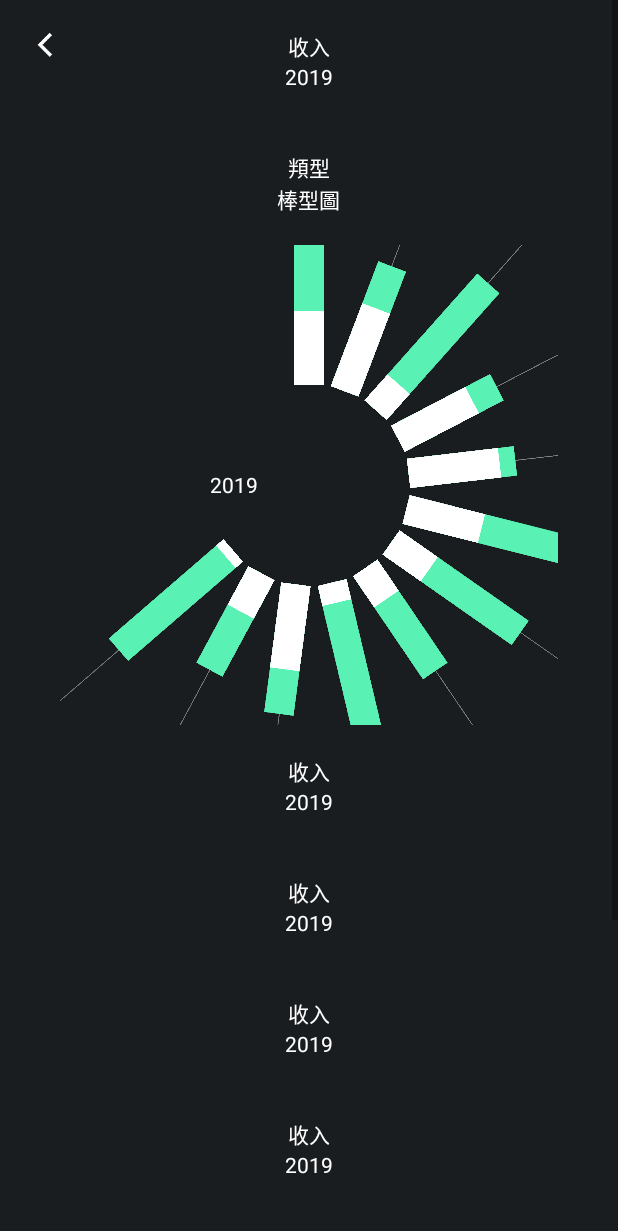
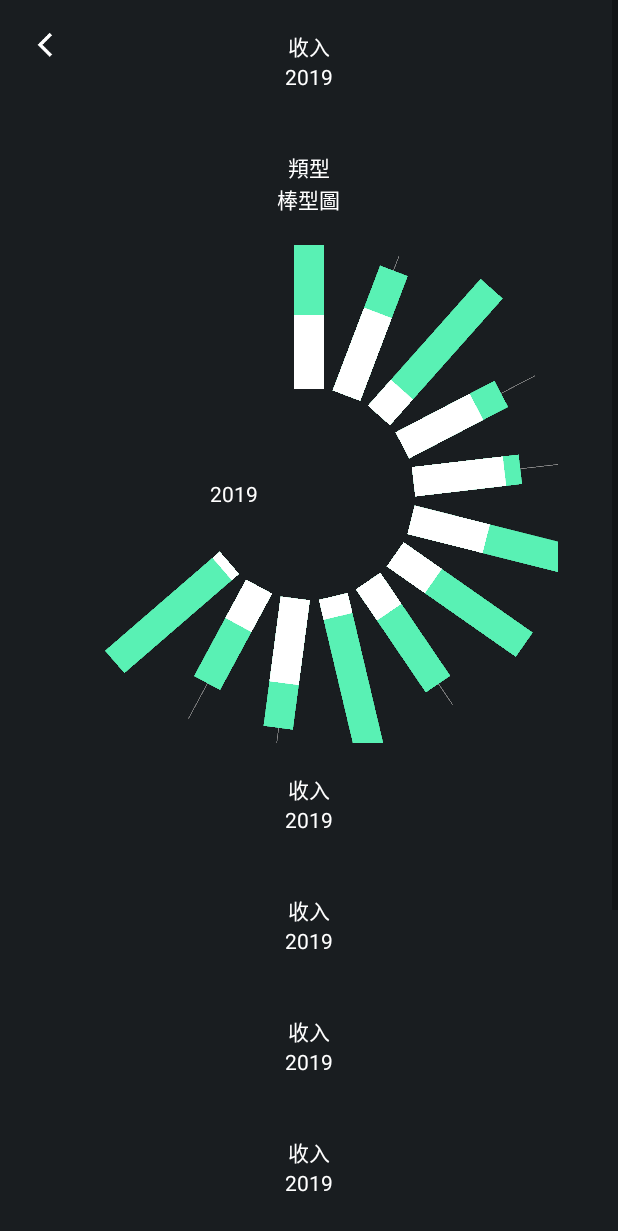
Before and after one commit to laibi0923/Receipt, an Android app: the Statustics_Main screen opened directly, with no data from a screen before it, on a phone screen of 412 x 824 dp. Shown: the top 1231 px of the screen. Run offline under Robolectric (Android 15) with nearby library versions, the phone set to English and light mode, and no system bars.

Commit message:
Update on 2 Feb 2019

```diff
--- a/app/src/main/java/com/example/lpc/receipt/Setting/Statustics_Main.java
+++ b/app/src/main/java/com/example/lpc/receipt/Setting/Statustics_Main.java
@@ -1,5 +1,6 @@
 package com.example.lpc.receipt.Setting;
 
+import android.graphics.Color;
 import android.os.*;
 import android.support.annotation.*;
 import android.support.v7.app.*;
@@ -10,27 +11,15 @@ import com.example.lpc.receipt.*;
 
 public class Statustics_Main extends AppCompatActivity {
 
-    // 中心部份圓的大小
-    private int center_circle_size = 300;
-    // 統計項目數 (1 - 12月)
-    private int line_count = 12;
-	// 最大高度
-	private int statustics_bar_maxheight = 400;
-	// 底線寬度
-    private int base_line_width = 1;
-    // 底線高度
-    private int base_line_height = 270;
-    // 統計條寬 (白)
-    private int statustics_bar1_width = 30;
-    // 統計條寬 (綠)
-    private int statustics_bar2_width = 30;
-
-	// 標題文字
+    // 標題文字
 	private String[] mths_text = new String[]{"Jan", "Feb", "Mar", "Apr", "May", "Jun", "Jul", "Aug", "Sep", "Oct", "Nov", "Dec"};
     private String[] mths_text_cht = new String[]{"1月", "2月", "3月", "4月", "5月", "6月", "7月", "8月", "9月", "10月", "11月", "12月"};
 
 
-	private RelativeLayout main777;
+    private DisplayMetrics displayMetrics;
+
+
+	private RelativeLayout statustics_view;
 
 
     @Override
@@ -39,6 +28,8 @@ public class Statustics_Main extends AppCompatActivity {
 
         setContentView(R.layout.y002_statistics_parts);
 
+        displayMetrics = new DisplayMetrics();
+
         Find_View();
 
     }
@@ -46,27 +37,58 @@ public class Statustics_Main extends AppCompatActivity {
 
 	private void Find_View(){
 
-		main777 = (RelativeLayout) findViewById(R.id.main);
+        statustics_view = (RelativeLayout) findViewById(R.id.statustics_view);
+
+		Circle_Statustics();
+	}
+
+	private int  PX_convert_DP(int width_px){
+        return Math.round(width_px / displayMetrics.density);
+    }
 
 
-		Circle_Statustics();
+    private int  DP_convert_PX(int width_dp){
+        return Math.round(width_dp * displayMetrics.density);
+    }
 
 
-	}
+    // 得知手機寬度
+    private int Get_Window_Width(){
+        WindowManager mWindowManager = (WindowManager) getSystemService(WINDOW_SERVICE);
+        mWindowManager.getDefaultDisplay().getMetrics(displayMetrics);
+
+        return displayMetrics.widthPixels;
+    }
 
 
 	private void Circle_Statustics(){
+		// 螢幕長度
+		int phone_width = Get_Window_Width();
+		// 螢幕長度 - 80dp (marginLeft, marginRight)
+		int setup_height_width = phone_width - DP_convert_PX(80);
+		// 中心部份圓的大小
+		int center_circle_size = 280;
+		// 統計項目數 (1 - 12月)
+		int line_count = 12;
+		// 最大高度
+		int statustics_bar_maxheight = 350;
+		// 底線寬度
+		int base_line_width = 1;
+		// 底線高度
+		int base_line_height = DP_convert_PX(100);
+		// 統計條寬 (白)
+		int statustics_bar1_width = 30;
+		// 統計條寬 (綠)
+		int statustics_bar2_width = 30;
 
 
-		DisplayMetrics displayMetrics = new DisplayMetrics();
-		getWindowManager().getDefaultDisplay().getMetrics(displayMetrics);
-		int height = displayMetrics.heightPixels;
-		int width = displayMetrics.widthPixels;
 
+		statustics_view.getLayoutParams().height = setup_height_width;
+		statustics_view.getLayoutParams().width = setup_height_width;
 
-		Log.e("display_width", width +"");
+        Log.e("Phone_Width", phone_width + "px, " + PX_convert_DP(phone_width) + "dp");
+        Log.e("setup_height_width", setup_height_width + "px, " + PX_convert_DP(setup_height_width) + "dp");
 
-		Log.e("display_height", height +"");
 
 
 
@@ -126,7 +148,7 @@ public class Statustics_Main extends AppCompatActivity {
 
 			int Random_Num1 = (int) (Math.random() * 100 +100);
 
-			Log.e("RandomNum", Random_Num1 + "");
+//			Log.e("RandomNum", Random_Num1 + "");
 
 			RelativeLayout.LayoutParams statustics_bar1_LayoutPams = new RelativeLayout.LayoutParams(statustics_bar1_width, Random_Num1);
 
@@ -146,7 +168,7 @@ public class Statustics_Main extends AppCompatActivity {
 
 			int Random_Num2 = (int) (Math.random() * 100  );
 
-			Log.e("RandomNum", Random_Num2 + "");
+//			Log.e("RandomNum", Random_Num2 + "");
 
 			RelativeLayout.LayoutParams statustics_bar2_LayoutPams = new RelativeLayout.LayoutParams(statustics_bar2_width, Random_Num2);
 
@@ -180,7 +202,7 @@ public class Statustics_Main extends AppCompatActivity {
 			// 將文字旋轉到岩位
 			mTextView.setRotation(-angleDeg + 270.0f);
 
-			main777.addView(mRelativeLayout);
+            statustics_view.addView(mRelativeLayout);
 
 		}
 
--- a/app/src/main/res/layout/y002_statistics_parts.xml
+++ b/app/src/main/res/layout/y002_statistics_parts.xml
@@ -62,8 +62,8 @@
 			</LinearLayout>
 
 			<RelativeLayout
-				android:id="@+id/main"
-				android:layout_width="400dp"
+				android:id="@+id/statustics_view"
+				android:layout_width="411dp"
 				android:layout_height="320dp">
 				<!--android:background="#ffa8a9">-->
 
```
